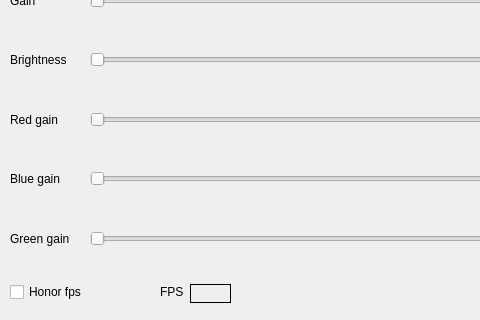
robotology/yarp-device-ultrapython, file src/ui/mainwindow.ui: the form before one commit; both pictures show x 0 to 480 and y 165 to 485 of the 966 by 485 pixel window.
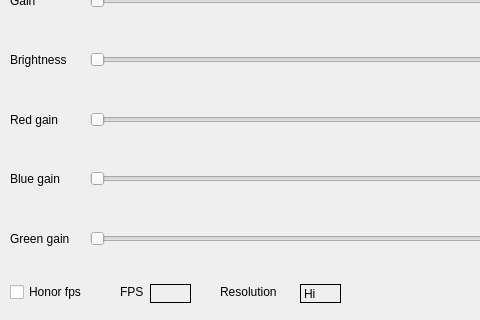
The form after the commit.

The edit to the form file:
```diff
--- a/src/ui/mainwindow.ui
+++ b/src/ui/mainwindow.ui
@@ -478,7 +478,7 @@
    <widget class="QLabel" name="fps">
     <property name="geometry">
      <rect>
-      <x>190</x>
+      <x>150</x>
       <y>430</y>
       <width>41</width>
       <height>19</height>
@@ -500,7 +500,7 @@
    <widget class="QLabel" name="expoureLb_5">
     <property name="geometry">
      <rect>
-      <x>160</x>
+      <x>120</x>
       <y>430</y>
       <width>26</width>
       <height>16</height>
@@ -516,6 +516,47 @@
      <string>FPS</string>
     </property>
    </widget>
+   <widget class="QLabel" name="resolution">
+    <property name="geometry">
+     <rect>
+      <x>300</x>
+      <y>430</y>
+      <width>41</width>
+      <height>19</height>
+     </rect>
+    </property>
+    <property name="sizePolicy">
+     <sizepolicy hsizetype="Maximum" vsizetype="Minimum">
+      <horstretch>0</horstretch>
+      <verstretch>0</verstretch>
+     </sizepolicy>
+    </property>
+    <property name="frameShape">
+     <enum>QFrame::Box</enum>
+    </property>
+    <property name="text">
+     <string>Hi</string>
+    </property>
+   </widget>
+   <widget class="QLabel" name="expoureLb_6">
+    <property name="geometry">
+     <rect>
+      <x>220</x>
+      <y>430</y>
+      <width>81</width>
+      <height>16</height>
+     </rect>
+    </property>
+    <property name="sizePolicy">
+     <sizepolicy hsizetype="Maximum" vsizetype="Minimum">
+      <horstretch>0</horstretch>
+      <verstretch>0</verstretch>
+     </sizepolicy>
+    </property>
+    <property name="text">
+     <string>Resolution</string>
+    </property>
+   </widget>
   </widget>
   <widget class="QMenuBar" name="menubar">
    <property name="geometry">
```
